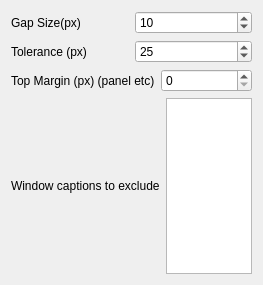
leigholiver/kwin-lazy-gaps, file contents/ui/config.ui: the form before one commit.
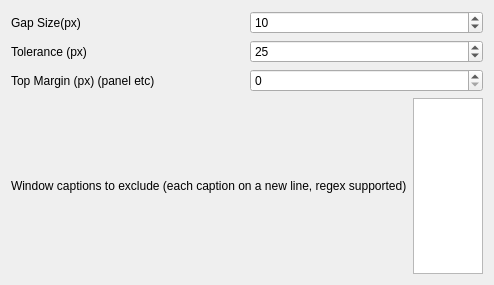
The form after the commit.

Commit message: Regex support for title matching

What changed in the file:
```diff
--- a/contents/ui/config.ui
+++ b/contents/ui/config.ui
@@ -87,7 +87,7 @@
        <item>
         <widget class="QLabel" name="label_5">
          <property name="text">
-          <string>Window captions to exclude</string>
+          <string>Window captions to exclude (each caption on a new line, regex supported)</string>
          </property>
         </widget>
        </item>
```
Left out of the diff: 4 changed lines with no effect on the pictures. The commit also changes 1 other file.
